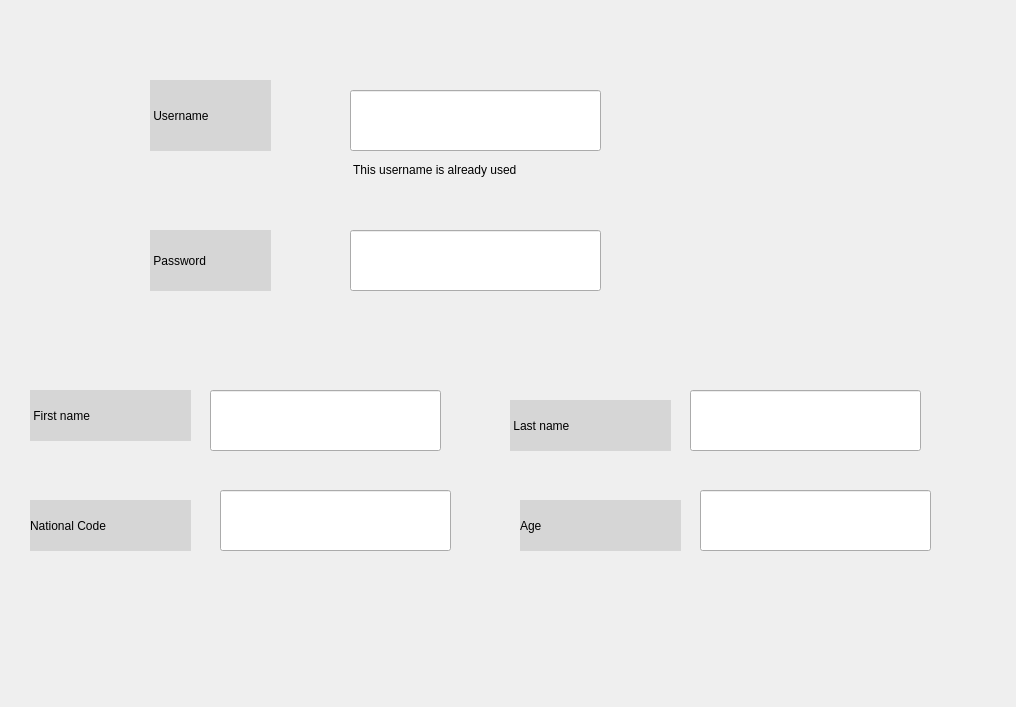
This is UIAP_Final/adminsignup.ui in a-HA7-z/UIAP_Final as Qt 5 draws it before an edit. The edited form follows.
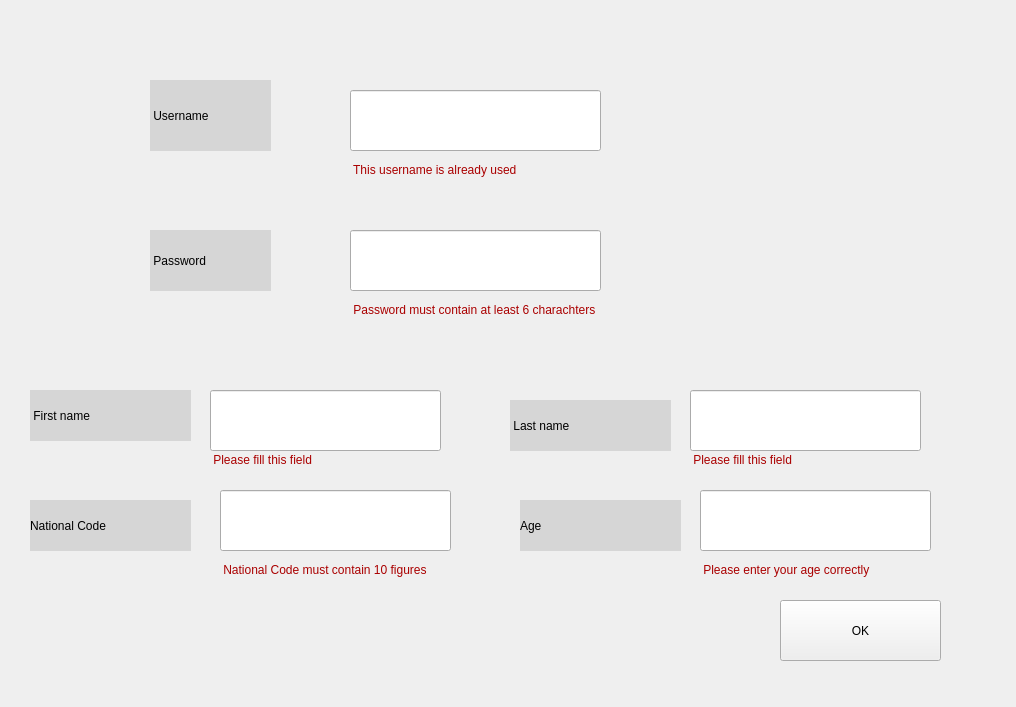
This is the edited form.

Commit message: Admin signUp Page

Diff of the .ui file:
```diff
--- a/UIAP_Final/adminsignup.ui
+++ b/UIAP_Final/adminsignup.ui
@@ -184,10 +184,106 @@
      <height>20</height>
     </rect>
    </property>
+   <property name="styleSheet">
+    <string notr="true">color: rgb(170, 0, 0);</string>
+   </property>
    <property name="text">
     <string> This username is already used</string>
    </property>
   </widget>
+  <widget class="QPushButton" name="pushButton">
+   <property name="geometry">
+    <rect>
+     <x>780</x>
+     <y>600</y>
+     <width>161</width>
+     <height>61</height>
+    </rect>
+   </property>
+   <property name="text">
+    <string>OK</string>
+   </property>
+  </widget>
+  <widget class="QLabel" name="ageErrorLabel">
+   <property name="geometry">
+    <rect>
+     <x>700</x>
+     <y>560</y>
+     <width>231</width>
+     <height>20</height>
+    </rect>
+   </property>
+   <property name="styleSheet">
+    <string notr="true">color: rgb(170, 0, 0);</string>
+   </property>
+   <property name="text">
+    <string> Please enter your age correctly</string>
+   </property>
+  </widget>
+  <widget class="QLabel" name="nationalCodeErrorLabel">
+   <property name="geometry">
+    <rect>
+     <x>220</x>
+     <y>560</y>
+     <width>271</width>
+     <height>20</height>
+    </rect>
+   </property>
+   <property name="styleSheet">
+    <string notr="true">color: rgb(170, 0, 0);</string>
+   </property>
+   <property name="text">
+    <string> National Code must contain 10 figures</string>
+   </property>
+  </widget>
+  <widget class="QLabel" name="FNameErrorLabel">
+   <property name="geometry">
+    <rect>
+     <x>210</x>
+     <y>450</y>
+     <width>231</width>
+     <height>20</height>
+    </rect>
+   </property>
+   <property name="styleSheet">
+    <string notr="true">color: rgb(170, 0, 0);</string>
+   </property>
+   <property name="text">
+    <string> Please fill this field</string>
+   </property>
+  </widget>
+  <widget class="QLabel" name="LNameErrorLabel">
+   <property name="geometry">
+    <rect>
+     <x>690</x>
+     <y>450</y>
+     <width>231</width>
+     <height>20</height>
+    </rect>
+   </property>
+   <property name="styleSheet">
+    <string notr="true">color: rgb(170, 0, 0);</string>
+   </property>
+   <property name="text">
+    <string> Please fill this field</string>
+   </property>
+  </widget>
+  <widget class="QLabel" name="PasswordErrorLabel">
+   <property name="geometry">
+    <rect>
+     <x>350</x>
+     <y>300</y>
+     <width>311</width>
+     <height>20</height>
+    </rect>
+   </property>
+   <property name="styleSheet">
+    <string notr="true">color: rgb(170, 0, 0);</string>
+   </property>
+   <property name="text">
+    <string> Password must contain at least 6 charachters</string>
+   </property>
+  </widget>
  </widget>
  <resources/>
  <connections/>
```
Left out of the diff: 2 changed lines with no effect on the pictures. The commit also changes 2 other files.
